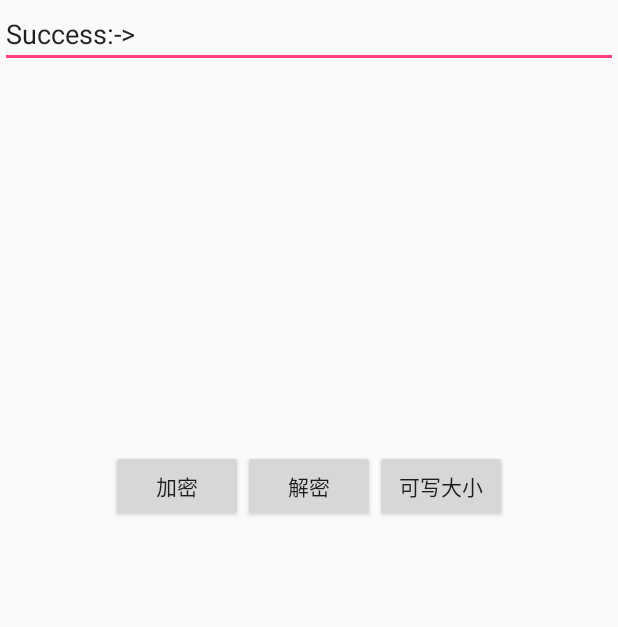
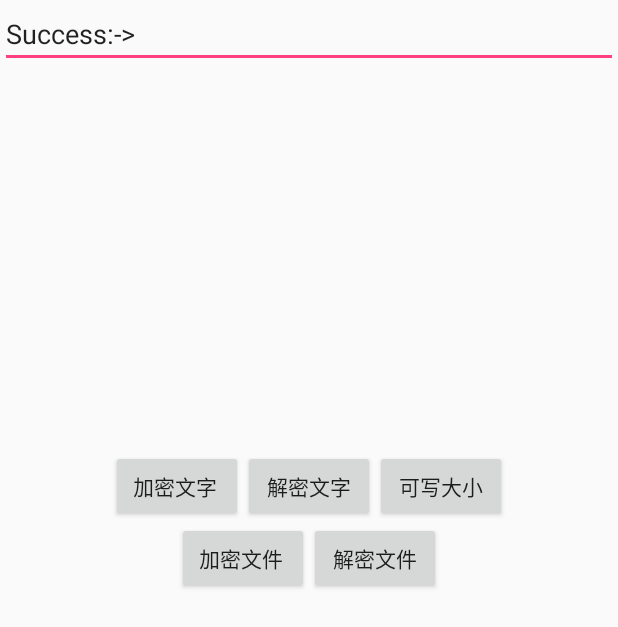
Before and after one commit to coding-dream/Stephy, an Android app: the screen it shows after launch (MainActivity), after a tap on "可写大小", on a phone screen of 412 x 824 dp. Shown: the top 627 px of the screen. Run offline under Robolectric (Android 15) with nearby library versions, the phone set to English and light mode, and no system bars; 2 other taps on this screen came first.

```diff
--- a/app/src/main/java/com/less/steganography/FileUtils.java
+++ b/app/src/main/java/com/less/steganography/FileUtils.java
@@ -15,7 +15,7 @@ public class FileUtils {
 
     public static String readRaw(Resources resources,int rawId){
         try {
-            InputStream inputStream = resources.openRawResource(R.raw.test);
+            InputStream inputStream = resources.openRawResource(rawId);
             BufferedReader bufferedReader = new BufferedReader(new InputStreamReader(inputStream));
             String line = "";
             StringBuffer buffer = new StringBuffer();
--- a/app/src/main/java/com/less/steganography/MainActivity.java
+++ b/app/src/main/java/com/less/steganography/MainActivity.java
@@ -25,6 +25,8 @@ public class MainActivity extends Activity implements View.OnClickListener {
 		findViewById(R.id.btn_encrypt).setOnClickListener(this);
 		findViewById(R.id.btn_decrypt).setOnClickListener(this);
 		findViewById(R.id.btn_avaliable).setOnClickListener(this);
+		findViewById(R.id.btn_encrypt_file).setOnClickListener(this);
+		findViewById(R.id.btn_decrypt_file).setOnClickListener(this);
 		et_input = findViewById(R.id.et_input);
 
 		// 测试一段长文本
@@ -34,11 +36,11 @@ public class MainActivity extends Activity implements View.OnClickListener {
 
 	@Override
 	public void onClick(View view) {
+		Bitmap bitmap_encrypt = BitmapFactory.decodeResource(getResources(), R.raw.meinv);
 		switch (view.getId()) {
 			case R.id.btn_encrypt:
 				String text = et_input.getText().toString();
 				// init
-				Bitmap bitmap_encrypt = BitmapFactory.decodeResource(getResources(), R.raw.meinv);
 				ImageManager.getInstance().encrypt(text, bitmap_encrypt, path, new ResultCallback() {
 					@Override
 					public void done(File imageFile) {
@@ -57,9 +59,15 @@ public class MainActivity extends Activity implements View.OnClickListener {
 				});
 				break;
 			case R.id.btn_avaliable:
-				Bitmap tempBitmap = BitmapFactory.decodeResource(getResources(),R.raw.meinv);
-				int size = ImageManager.getInstance().avaliableByteSize(tempBitmap);// 可写字节数
+				int size = ImageManager.getInstance().avaliableByteSize(bitmap_encrypt);// 可写字节数
 				Toast.makeText(this, "可写大小: " + size + " 个byte", Toast.LENGTH_SHORT).show();
+				break;
+			case R.id.btn_encrypt_file:
+
+				ImageManager.getInstance().encrypt();
+				break;
+			case R.id.btn_decrypt_file:
+
 				break;
 		}
 	}
--- a/app/src/main/res/layout/activity_main.xml
+++ b/app/src/main/res/layout/activity_main.xml
@@ -23,13 +23,13 @@
         android:layout_height="wrap_content">
         <Button
             android:id="@+id/btn_encrypt"
-            android:text="加密"
+            android:text="加密文字 "
             android:layout_width="wrap_content"
             android:layout_height="wrap_content" />
 
         <Button
             android:id="@+id/btn_decrypt"
-            android:text="解密"
+            android:text="解密文字"
             android:layout_width="wrap_content"
             android:layout_height="wrap_content" />
         <Button
@@ -37,6 +37,24 @@
             android:text="可写大小"
             android:layout_width="wrap_content"
             android:layout_height="wrap_content" />
+
     </LinearLayout>
 
+    <LinearLayout
+        android:gravity="center"
+        android:orientation="horizontal"
+        android:layout_width="match_parent"
+        android:layout_height="wrap_content">
+        <Button
+            android:id="@+id/btn_encrypt_file"
+            android:text="加密文件 "
+            android:layout_width="wrap_content"
+            android:layout_height="wrap_content" />
+
+        <Button
+            android:id="@+id/btn_decrypt_file"
+            android:text="解密文件"
+            android:layout_width="wrap_content"
+            android:layout_height="wrap_content" />
+    </LinearLayout>
 </LinearLayout>
--- a/imagemanager/src/main/java/com/less/imagemanager/ImageManager.java
+++ b/imagemanager/src/main/java/com/less/imagemanager/ImageManager.java
@@ -58,8 +58,8 @@ public class ImageManager {
         return instance;
     }
 
-    public native int doEncrypt(Bitmap bitmap,byte[] header,byte[] data);
-    public native byte[] doDecrypt(Bitmap bitmap, int offset, int length);
+    private native int doEncrypt(Bitmap bitmap,byte[] header,byte[] data);
+    private native byte[] doDecrypt(Bitmap bitmap, int offset, int length);
 
     public void encrypt(String message, Bitmap inBitmap, String savePath, Callback callback) {
         encrypt(message.getBytes(),inBitmap,savePath,callback);
```
